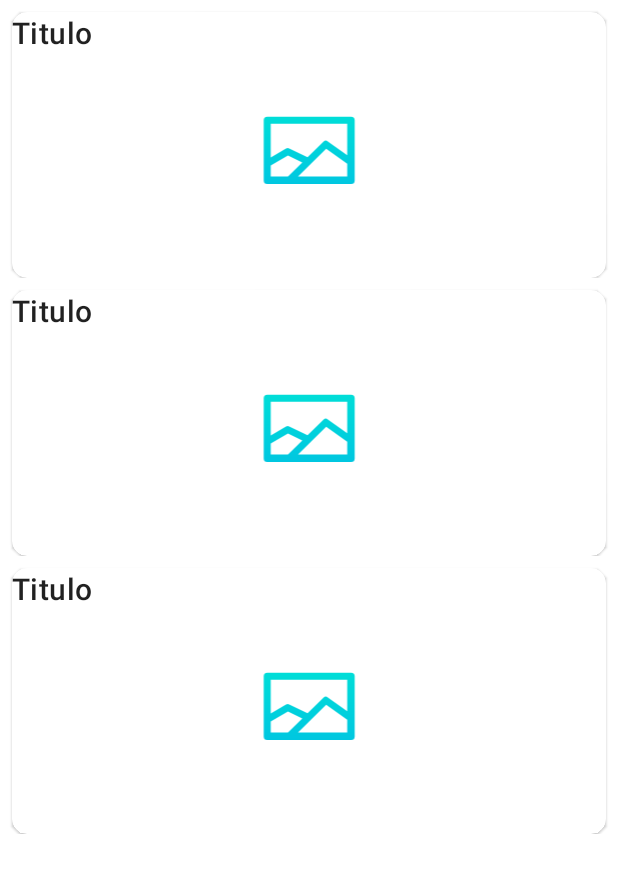
After one commit to Barazite/SpotifyAPI, an Android app: the layout fragment_playlist.xml on its own in the app's theme, with its tools: preview values and no code run, on a phone screen of 412 x 824 dp. The commit adds this screen. Shown: the top 873 px of the screen. Run offline under Robolectric (Android 15) with nearby library versions, the phone set to English and light mode, and no system bars.

Commit message:
F002 Playlist Design & Databinding

```diff
--- a/app/src/main/java/com/example/spotifyapi/ui/MainViewModel.kt
+++ b/app/src/main/java/com/example/spotifyapi/ui/MainViewModel.kt
@@ -1,4 +1,6 @@
 package com.example.spotifyapi.ui
 
-class MainViewModel {
+import androidx.lifecycle.ViewModel
+
+class MainViewModel: ViewModel() {
 }
--- /dev/null
+++ b/app/src/main/java/com/example/spotifyapi/ui/fragments/playlist/PlaylistAdapter.kt
@@ -0,0 +1,4 @@
+package com.example.spotifyapi.ui.fragments.playlist
+
+class PlaylistAdapter {
+}
--- /dev/null
+++ b/app/src/main/java/com/example/spotifyapi/ui/fragments/playlist/PlaylistState.kt
@@ -0,0 +1,4 @@
+package com.example.spotifyapi.ui.fragments.playlist
+
+class PlaylistState {
+}
--- /dev/null
+++ b/app/src/main/res/layout/fragment_playlist.xml
@@ -0,0 +1,40 @@
+<?xml version="1.0" encoding="utf-8"?>
+<layout
+    xmlns:android="http://schemas.android.com/apk/res/android"
+    xmlns:app="http://schemas.android.com/apk/res-auto"
+    xmlns:tools="http://schemas.android.com/tools">
+
+<androidx.swiperefreshlayout.widget.SwipeRefreshLayout
+        android:id="@+id/srFragmentPlaylist"
+        android:layout_width="match_parent"
+        android:layout_height="match_parent">
+
+    <androidx.constraintlayout.widget.ConstraintLayout
+        android:id="@+id/frameLayout"
+        android:layout_width="match_parent"
+        android:layout_height="match_parent"
+        tools:context=".ui.fragments.playlist.PlaylistFragment">
+
+        <androidx.recyclerview.widget.RecyclerView
+            android:id="@+id/rvFragmentList"
+            android:layout_width="0dp"
+            android:layout_height="0dp"
+            app:layout_constraintBottom_toBottomOf="parent"
+            app:layout_constraintEnd_toEndOf="parent"
+            app:layout_constraintStart_toStartOf="parent"
+            app:layout_constraintTop_toTopOf="parent"
+            tools:listitem="@layout/item_playlist" />
+
+        <ProgressBar
+            android:id="@+id/pbFragmentPlaylist"
+            android:layout_width="wrap_content"
+            android:layout_height="wrap_content"
+            android:elevation="3dp"
+            android:visibility="gone"
+            app:layout_constraintBottom_toBottomOf="parent"
+            app:layout_constraintEnd_toEndOf="parent"
+            app:layout_constraintStart_toStartOf="parent"
+            app:layout_constraintTop_toTopOf="parent" />
+    </androidx.constraintlayout.widget.ConstraintLayout>
+</androidx.swiperefreshlayout.widget.SwipeRefreshLayout>
+</layout>
--- /dev/null
+++ b/app/src/main/res/layout/item_playlist.xml
@@ -0,0 +1,44 @@
+<?xml version="1.0" encoding="utf-8"?>
+<layout xmlns:tools="http://schemas.android.com/tools"
+    xmlns:android="http://schemas.android.com/apk/res/android"
+    xmlns:app="http://schemas.android.com/apk/res-auto">
+<androidx.constraintlayout.widget.ConstraintLayout
+    android:layout_width="match_parent"
+    android:layout_height="wrap_content">
+
+    <com.google.android.material.card.MaterialCardView
+        android:id="@+id/card"
+        android:layout_width="match_parent"
+        android:layout_height="wrap_content"
+        android:layout_margin="8dp"
+        android:layout_marginStart="8dp"
+        android:layout_marginTop="8dp"
+        android:layout_marginEnd="8dp"
+        app:layout_constraintEnd_toEndOf="parent"
+        app:layout_constraintStart_toStartOf="parent"
+        app:layout_constraintTop_toTopOf="parent"
+        app:cardCornerRadius="10dp">
+
+        <LinearLayout
+            android:layout_width="match_parent"
+            android:layout_height="wrap_content"
+            android:orientation="vertical">
+
+            <TextView
+                android:id="@+id/tvFragmentPlaylist"
+                android:layout_width="match_parent"
+                android:layout_height="wrap_content"
+                android:textAppearance="?attr/textAppearanceHeadline6"
+                tools:text="Titulo" />
+
+            <ImageView
+                android:layout_width="match_parent"
+                android:layout_height="150dp"
+                tools:srcCompat="@drawable/ic_placeholder"
+                tools:ignore="ContentDescription" />
+
+        </LinearLayout>
+    </com.google.android.material.card.MaterialCardView>
+
+</androidx.constraintlayout.widget.ConstraintLayout>
+</layout>
--- a/app/src/main/res/values-night/themes.xml
+++ b/app/src/main/res/values-night/themes.xml
@@ -1,6 +1,6 @@
 <resources xmlns:tools="http://schemas.android.com/tools">
     <!-- Base application theme. -->
-    <style name="Theme.SpotifyAPI" parent="Theme.MaterialComponents.DayNight.DarkActionBar">
+    <style name="Theme.SpotifyAPI" parent="Theme.MaterialComponents.DayNight.NoActionBar">
         <!-- Primary brand color. -->
         <item name="colorPrimary">@color/purple_200</item>
         <item name="colorPrimaryVariant">@color/purple_700</item>
--- a/app/src/main/res/values/strings.xml
+++ b/app/src/main/res/values/strings.xml
@@ -1,3 +1,4 @@
 <resources>
     <string name="app_name">SpotifyAPI</string>
+    <string name="id_playlist">37i9dQZF1E4uRus6GN4ZeF</string>
 </resources>
--- a/app/src/main/res/values/themes.xml
+++ b/app/src/main/res/values/themes.xml
@@ -1,6 +1,6 @@
 <resources xmlns:tools="http://schemas.android.com/tools">
     <!-- Base application theme. -->
-    <style name="Theme.SpotifyAPI" parent="Theme.MaterialComponents.DayNight.DarkActionBar">
+    <style name="Theme.SpotifyAPI" parent="Theme.MaterialComponents.DayNight.NoActionBar">
         <!-- Primary brand color. -->
         <item name="colorPrimary">@color/purple_500</item>
         <item name="colorPrimaryVariant">@color/purple_700</item>
--- a/build.gradle
+++ b/build.gradle
@@ -8,6 +8,9 @@ buildscript {
     dependencies {
         classpath "com.android.tools.build:gradle:4.1.2"
         classpath "org.jetbrains.kotlin:kotlin-gradle-plugin:$kotlin_version"
+
+        //Safe args
+        classpath "androidx.navigation:navigation-safe-args-gradle-plugin:2.3.3"
 
         // NOTE: Do not place your application dependencies here; they belong
         // in the individual module build.gradle files
```
Also changed, not shown: app/build.gradle (+17 -3 lines), app/src/main/AndroidManifest.xml (+9 -0 lines), app/src/main/java/com/example/spotifyapi/ui/MainActivity.kt (+8 -1 lines), app/src/main/java/com/example/spotifyapi/ui/fragments/playlist/PlaylistFragment.kt (added, +26 -0 lines), app/src/main/java/com/example/spotifyapi/ui/fragments/playlist/PlaylistViewModel.kt (added, +7 -0 lines), app/src/main/res/layout/activity_main.xml (+24 -7 lines), app/src/main/res/navigation/nav_graph.xml (+9 -1 lines).
